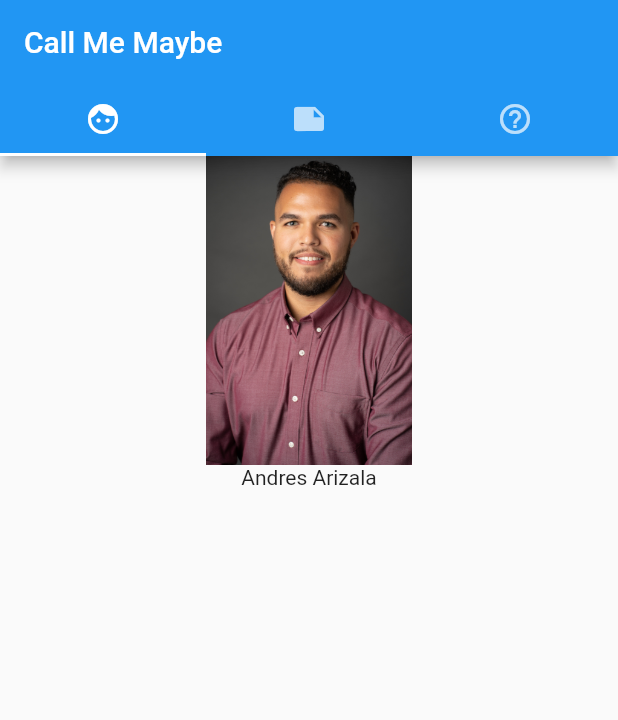
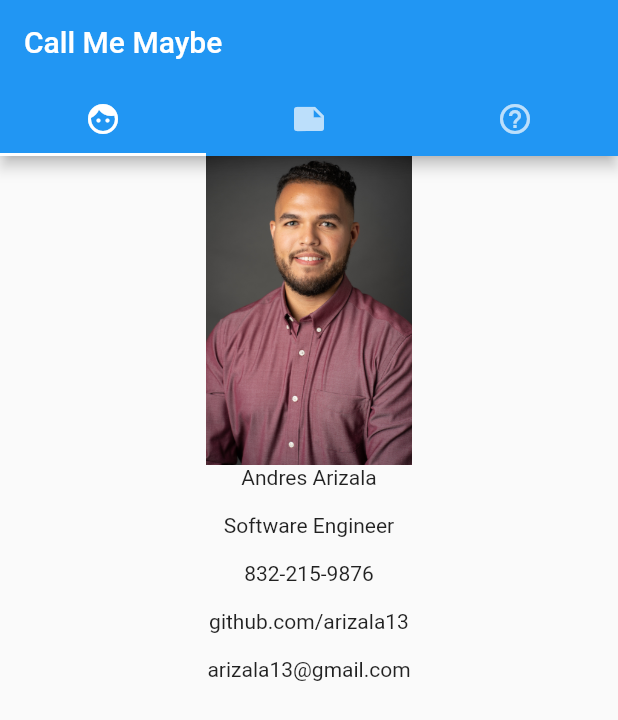
Before and after one commit to arizala13/project_3, a Flutter app: the screen it shows after launch, on a phone screen of 412 x 824 dp. Shown: the top 720 px of the screen. Run offline on Flutter 3.47's test engine with Material 2 defaults, Android fonts, the phone set to English and light mode, and no system bars.

Commit message:
Making links on business card work - need to get email to work

```diff
--- a/lib/main.dart
+++ b/lib/main.dart
@@ -28,18 +28,28 @@ class MyApp extends StatelessWidget {
                   AspectRatio(
                     aspectRatio: 4 /2,
                     child: Image.asset('assets/Andres-Arizala.jpg')),
-                  /* Column(
+                   Column(
                     children: <Widget>[
-                      Center(child: Text('Andres Arizala \n', textAlign: TextAlign.center)),
-                      Center(child: Text('832-215-9876 \n', textAlign: TextAlign.center)),
-                      Center(child: Text('Andres Arizala \n', textAlign: TextAlign.center)),
-                      Center(child: GestureDetector(onTap: () => launch('sms:5550101234'))),
+                  Center(
+                    child: Text('Andres Arizala \n', textAlign: TextAlign.center)
+                    ),
+                                      Center(
+                    child: Text('Software Engineer \n', textAlign: TextAlign.center)
+                    ),
+                                      Center(child: GestureDetector(
+                    onTap: () => launch('sms:8322159876'),
+                    child: Text('832-215-9876 \n', textAlign: TextAlign.center))
+                    ),
+                                      Center(child: GestureDetector(
+                    onTap: () => launch('https:github.com/arizala13'),
+                    child: Text('github.com/arizala13 \n', textAlign: TextAlign.center))
+                    ),
+                                                          Center(child: GestureDetector(
+                    onTap: () => launch('mailto:arizala13@gmail.com?subject=News&body=New%20plugin'),
+                    child: Text('arizala13@gmail.com \n', textAlign: TextAlign.center))
+                    ),
                     ],
-                  ), */
-                  Center(child: GestureDetector(
-                    onTap: () => launch('sms:5550101234'),
-                    child: Text('Andres Arizala \n', textAlign: TextAlign.center))
-                    ),
+                  ),
                 ],
               ),
               Text('Resume', textAlign: TextAlign.center,),
```
